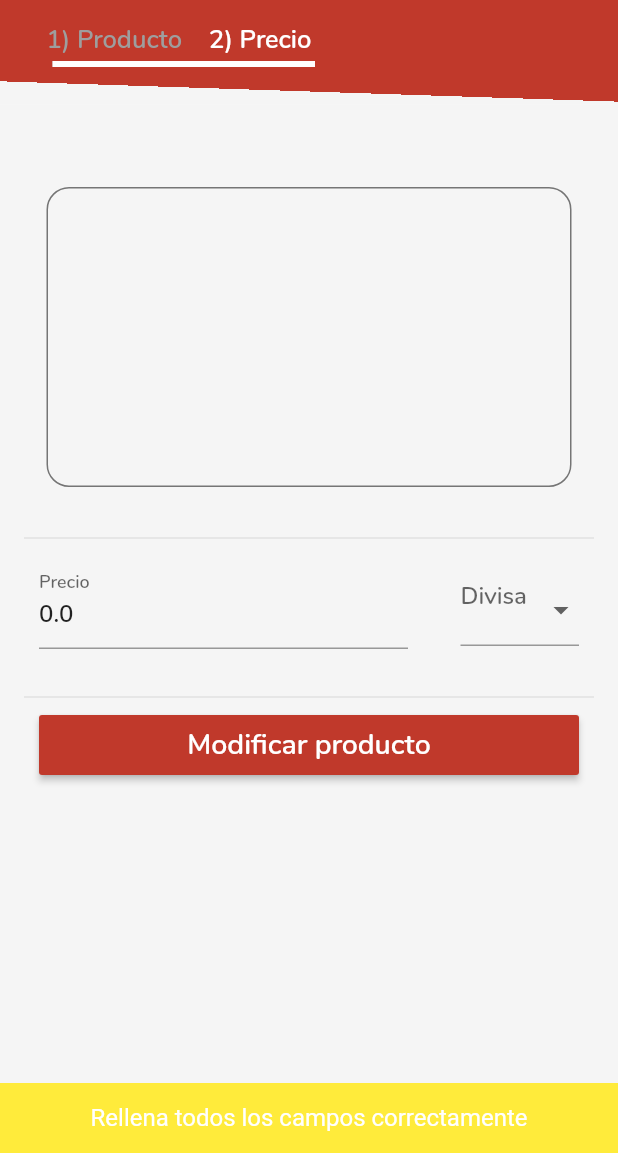
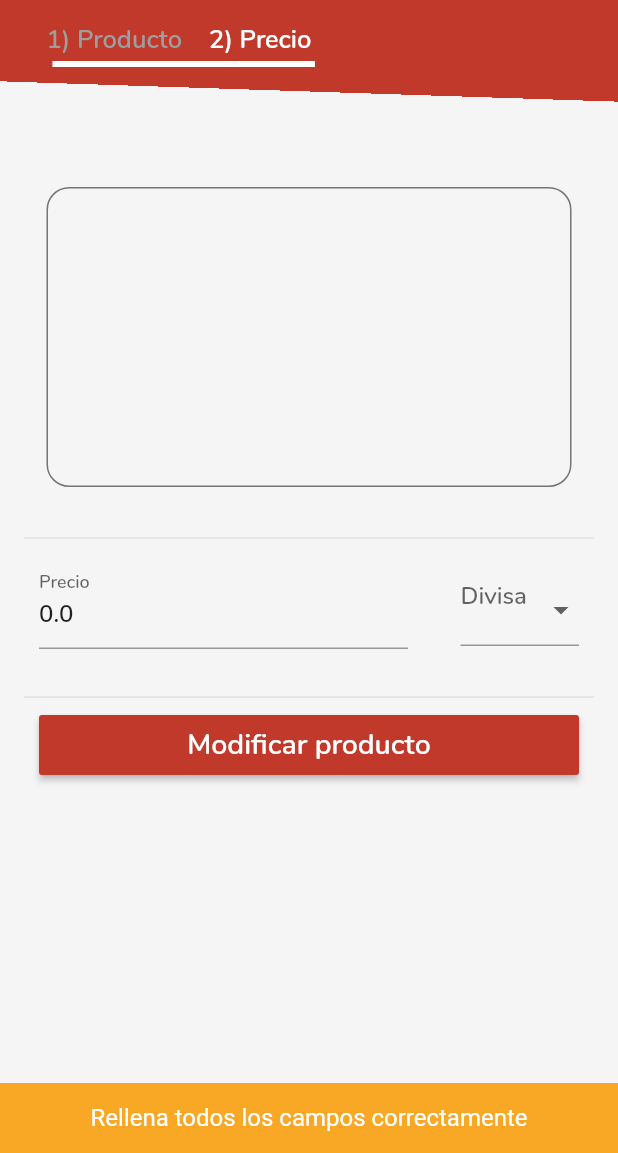
Before and after one commit to unizar-30226-2019-07/Loop, a Flutter app: the EditItem2 screen opened directly with empty values, after a tap on "Modificar producto", on a phone screen of 412 x 824 dp, the part 83-1236 px from its top. Run offline on Flutter 3.47's test engine with Material 2 defaults, Android fonts, the phone set to English and light mode, and no system bars; drawn by our look-alikes of percent_indicator; our stand-ins replace carousel_pro, cloud_firestore, flutter_secure_storage, flutter_speed_dial, font_awesome_flutter, google_maps_flutter and 2 more; missing offline and left inert: flutter_range_slider, flutter_statusbarcolor, geocoder; accounts and stored records are empty; project files that could hold a hidden picture were left out.

Commit message:
Fixes varios
- Comprobación de las subastas (> 0, < 1.000.000, mayor que la puja
  más alta)
- Cambio del color de mensajes de error amarillo por un amarillo más
  oscuro
- Comprobación de la longitud de los campos del registro

Co-Authored-By: aeri <navaldesu@yahoo.co.jp>

```diff
--- a/lib/screens/items/edit_item.dart
+++ b/lib/screens/items/edit_item.dart
@@ -91,7 +91,7 @@ class _EditItemState extends State<EditItem> {
     if (_titleController.text.length < 1 ||
         _descriptionController.text.length < 1 ||
         _categoria == '') {
-      showInSnackBar("Rellena todos los campos correctamente", Colors.yellow);
+      showInSnackBar("Rellena todos los campos correctamente", Colors.yellow[800]);
     } else {
       print('Id de producto: ' + _item.itemId.toString());
       // Quitar imágenes no usadas
--- a/lib/screens/items/edit_item_2.dart
+++ b/lib/screens/items/edit_item_2.dart
@@ -107,15 +107,15 @@ class _EditItemState2 extends State<EditItem2> {
           formattedPrice == null ||
           _tipoPrecio == '' ||
           _divisa == '') {
-        showInSnackBar("Rellena todos los campos correctamente", Colors.yellow);
+        showInSnackBar("Rellena todos los campos correctamente", Colors.yellow[800]);
         Navigator.of(context).pop(); // alertDialog
         setState(() => _buttonFunction = createItem);
       } else if (formattedPrice < 0) {
-        showInSnackBar("El precio no puede ser negativo", Colors.yellow);
+        showInSnackBar("El precio no puede ser negativo", Colors.yellow[800]);
         Navigator.of(context).pop(); // alertDialog
         setState(() => _buttonFunction = createItem);
       } else if (formattedPrice > 1000000) {
-        showInSnackBar("El precio es demasiado alto", Colors.yellow);
+        showInSnackBar("El precio es demasiado alto", Colors.yellow[800]);
         Navigator.of(context).pop(); // alertDialog
         setState(() => _buttonFunction = createItem);
       } else {
@@ -157,7 +157,7 @@ class _EditItemState2 extends State<EditItem2> {
           _tipoPrecio == '' ||
           _divisa == '') {
         showInSnackBar(
-            "Rellena todos los campos correctamente 2", Colors.yellow);
+            "Rellena todos los campos correctamente", Colors.yellow[800]);
       } else {
         _item.updateAuction(
             price: formattedPrice,
--- a/lib/screens/items/new_item.dart
+++ b/lib/screens/items/new_item.dart
@@ -90,7 +90,7 @@ class _NewItemState extends State<NewItem> {
     if (_titleController.text.length < 1 ||
         _descriptionController.text.length < 1 ||
         _categoria == '') {
-      showInSnackBar("Rellena todos los campos correctamente", Colors.yellow);
+      showInSnackBar("Rellena todos los campos correctamente", Colors.yellow[800]);
     } else {
       // Quitar imágenes no usadas
       List nonNull = List.from(_images.where((x) => x != null));
--- a/lib/screens/login/login_page.dart
+++ b/lib/screens/login/login_page.dart
@@ -121,14 +121,16 @@ class _LoginPageState extends State<LoginPage>
     // Validar campos de registro
     // Contraseñas coinciden
     if (signupPasswordController.text != signupConfirmPasswordController.text) {
-      showInSnackBar("Las contraseñas no coinciden", Colors.yellow);
+      showInSnackBar("Las contraseñas no coinciden", Colors.yellow[800]);
       return;
     }
     // Campos no nulos y válidos
     if (signupLastNameController.text.length < 1 ||
+        signupLastNameController.text.length > 50 ||
         signupNameController.text.length < 1 ||
+        signupNameController.text.length > 50 ||
         !validateEmail(signupEmailController.text)) {
-      showInSnackBar("Rellena todos los campos correctamente", Colors.yellow);
+      showInSnackBar("Rellena todos los campos correctamente", Colors.yellow[800]);
       return;
     }
 
--- a/lib/screens/settings/account.dart
+++ b/lib/screens/settings/account.dart
@@ -69,7 +69,7 @@ class _AccountState extends State<Account> {
 
   void cambioPass() async {
     if (_passController.text.length <= 0) {
-      showInSnackBar("Completa todos los campos", Colors.yellow);
+      showInSnackBar("Completa todos los campos", Colors.yellow[800]);
     } else {
       int miId = await Storage.loadUserId();
       UsuarioRequest.delete(miId).then((_) {
--- a/lib/screens/users/edit_profile.dart
+++ b/lib/screens/users/edit_profile.dart
@@ -147,7 +147,7 @@ class _EditProfileState extends State<EditProfile> {
     if (_nameController.text.length < 1 ||
         _surnameController.text.length < 1 ||
         _emailController.text.length < 1) {
-      showInSnackBar("Rellena todos los campos correctamente", Colors.yellow);
+      showInSnackBar("Rellena todos los campos correctamente", Colors.yellow[800]);
     } else {
       double newLat = _selectedPosition.latitude;
       double newLng = _selectedPosition.longitude;
@@ -177,11 +177,11 @@ class _EditProfileState extends State<EditProfile> {
 
   void cambioPass() async {
     if (_newPassController.text != _newPassRepController.text) {
-      showInSnackBar("Las contraseñas no coinciden", Colors.yellow);
+      showInSnackBar("Las contraseñas no coinciden", Colors.yellow[800]);
     } else if (_newPassController.text.length <= 0 ||
         _newPassRepController.text.length <= 0 ||
         _oldPassController.text.length <= 0) {
-      showInSnackBar("Completa todos los campos", Colors.yellow);
+      showInSnackBar("Completa todos los campos", Colors.yellow[800]);
     } else {
       int miId = await Storage.loadUserId();
       UsuarioRequest.password(
--- a/lib/screens/users/rate_user.dart
+++ b/lib/screens/users/rate_user.dart
@@ -73,7 +73,7 @@ class _RateUserState extends State<RateUser> {
     if (_infoController.text == '' ||
         StarRatingInteractive.currentRating < 1 ||
         StarRatingInteractive.currentRating > 5) {
-      showInSnackBar("Rellena todos los campos correctamente", Colors.yellow);
+      showInSnackBar("Rellena todos los campos correctamente", Colors.yellow[800]);
       Navigator.of(context).pop(); // alertDialog
       _sendFunction = _onPressedSend;
     } else {
--- a/lib/screens/users/report_user.dart
+++ b/lib/screens/users/report_user.dart
@@ -91,7 +91,7 @@ class _ReportUserState extends State<ReportUser> {
     if (_infoController.text == '' ||
         _selectedReason < 0 ||
         _selectedReason >= reasons.length) {
-      showInSnackBar("Rellena todos los campos correctamente", Colors.yellow);
+      showInSnackBar("Rellena todos los campos correctamente", Colors.yellow[800]);
       Navigator.of(context).pop(); // alertDialog
       _sendFunction = _onPressedSend;
     } else {
```
Also changed, not shown: lib/screens/items/item_details.dart (+23 -2 lines), lib/screens/items/new_item_2.dart (+4 -4 lines).
